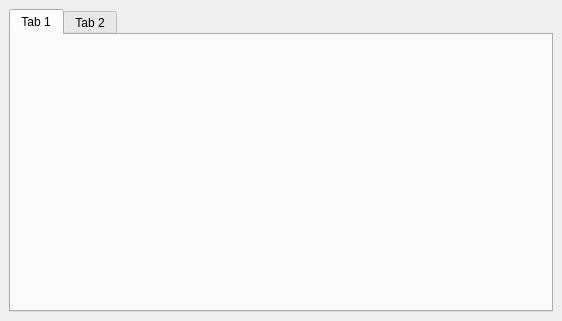
Slavjan/QTester_client, file client_widgets/rootwindow.ui: the form before one commit.
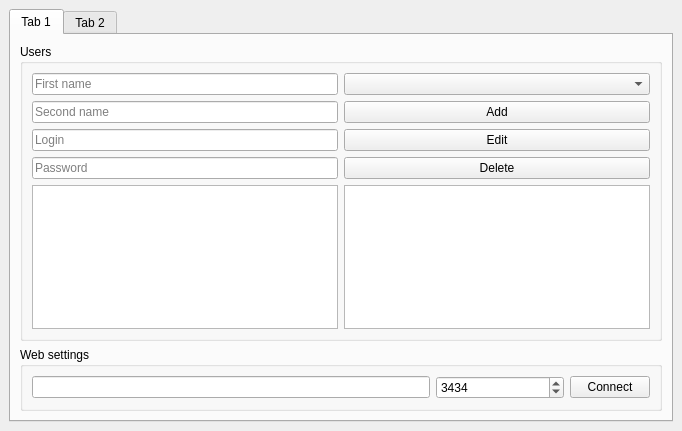
The form after the commit. The open tabs and pages were chosen to show the change.

Commit message: admin auth

The edit to the form file:
```diff
--- a/client_widgets/rootwindow.ui
+++ b/client_widgets/rootwindow.ui
@@ -6,16 +6,16 @@
    <rect>
     <x>0</x>
     <y>0</y>
-    <width>562</width>
-    <height>321</height>
+    <width>682</width>
+    <height>431</height>
    </rect>
   </property>
   <property name="windowTitle">
    <string>MainWindow</string>
   </property>
   <widget class="QWidget" name="centralwidget">
-   <layout class="QGridLayout" name="gridLayout_5">
-    <item row="0" column="0">
+   <layout class="QVBoxLayout" name="verticalLayout_9">
+    <item>
      <widget class="QStackedWidget" name="stackedWidget">
       <property name="currentIndex">
        <number>2</number>
@@ -447,10 +447,162 @@
           <property name="currentIndex">
            <number>1</number>
           </property>
-          <widget class="QWidget" name="TabWidget_Anmin_Web">
+          <widget class="QWidget" name="TabWidget_Admin_tabUsers">
+           <property name="sizePolicy">
+            <sizepolicy hsizetype="MinimumExpanding" vsizetype="Preferred">
+             <horstretch>0</horstretch>
+             <verstretch>0</verstretch>
+            </sizepolicy>
+           </property>
            <attribute name="title">
             <string>Tab 1</string>
            </attribute>
+           <layout class="QGridLayout" name="gridLayout_11">
+            <item row="0" column="0">
+             <widget class="QGroupBox" name="GroupBox_Admin_tabUsers_Users">
+              <property name="title">
+               <string>Users</string>
+              </property>
+              <layout class="QGridLayout" name="gridLayout_5">
+               <item row="0" column="0">
+                <layout class="QHBoxLayout" name="horizontalLayout_5">
+                 <item>
+                  <layout class="QVBoxLayout" name="verticalLayout_11">
+                   <item>
+                    <widget class="QLineEdit" name="LineEdit_Admin_tabUsers_firstName">
+                     <property name="placeholderText">
+                      <string>First name</string>
+                     </property>
+                    </widget>
+                   </item>
+                   <item>
+                    <widget class="QLineEdit" name="LineEdit_Admin_tabUsers_secondName">
+                     <property name="placeholderText">
+                      <string>Second name</string>
+                     </property>
+                    </widget>
+                   </item>
+                   <item>
+                    <widget class="QLineEdit" name="LineEdit_Admin_tabUsers_Login">
+                     <property name="placeholderText">
+                      <string>Login</string>
+                     </property>
+                    </widget>
+                   </item>
+                   <item>
+                    <widget class="QLineEdit" name="LineEdit_Admin_tabUsers_Password">
+                     <property name="placeholderText">
+                      <string>Password</string>
+                     </property>
+                    </widget>
+                   </item>
+                  </layout>
+                 </item>
+                 <item>
+                  <layout class="QVBoxLayout" name="verticalLayout_12">
+                   <item>
+                    <widget class="QComboBox" name="ComboBox_Admin_tabUsers_UserGroup">
+                     <property name="sizePolicy">
+                      <sizepolicy hsizetype="Expanding" vsizetype="Fixed">
+                       <horstretch>0</horstretch>
+                       <verstretch>0</verstretch>
+                      </sizepolicy>
+                     </property>
+                    </widget>
+                   </item>
+                   <item>
+                    <widget class="QPushButton" name="PushButton_Admin_tabUsers_Add">
+                     <property name="text">
+                      <string>Add</string>
+                     </property>
+                    </widget>
+                   </item>
+                   <item>
+                    <widget class="QPushButton" name="PushButton_Admin_tabUsers_Edit">
+                     <property name="text">
+                      <string>Edit</string>
+                     </property>
+                    </widget>
+                   </item>
+                   <item>
+                    <widget class="QPushButton" name="PushButton_Admin_tabUsers_Delete">
+                     <property name="text">
+                      <string>Delete</string>
+                     </property>
+                    </widget>
+                   </item>
+                  </layout>
+                 </item>
+                </layout>
+               </item>
+               <item row="1" column="0">
+                <layout class="QHBoxLayout" name="horizontalLayout_7">
+                 <item>
+                  <widget class="QTableWidget" name="TableWidget_Admin_tabUsers_usersGroups"/>
+                 </item>
+                 <item>
+                  <widget class="QTableWidget" name="TableWidget_Admin_tabUsers_Users"/>
+                 </item>
+                </layout>
+               </item>
+              </layout>
+             </widget>
+            </item>
+            <item row="1" column="0">
+             <widget class="QGroupBox" name="GroupBox_Admin_tabUsers_Web">
+              <property name="title">
+               <string>Web settings</string>
+              </property>
+              <layout class="QGridLayout" name="gridLayout_12">
+               <item row="0" column="0">
+                <widget class="QLineEdit" name="LineEdit_Admin_tabUsers_IP"/>
+               </item>
+               <item row="0" column="2">
+                <widget class="QPushButton" name="PushButton_Admin_tabUsers_Connect">
+                 <property name="text">
+                  <string>Connect</string>
+                 </property>
+                </widget>
+               </item>
+               <item row="0" column="1">
+                <widget class="QSpinBox" name="SpinBoxAdmin_tabUsers_Port">
+                 <property name="sizePolicy">
+                  <sizepolicy hsizetype="Fixed" vsizetype="Fixed">
+                   <horstretch>0</horstretch>
+                   <verstretch>0</verstretch>
+                  </sizepolicy>
+                 </property>
+                 <property name="minimumSize">
+                  <size>
+                   <width>128</width>
+                   <height>23</height>
+                  </size>
+                 </property>
+                 <property name="maximumSize">
+                  <size>
+                   <width>128</width>
+                   <height>23</height>
+                  </size>
+                 </property>
+                 <property name="minimum">
+                  <number>1616</number>
+                 </property>
+                 <property name="maximum">
+                  <number>6464</number>
+                 </property>
+                 <property name="value">
+                  <number>3434</number>
+                 </property>
+                </widget>
+               </item>
+              </layout>
+              <zorder>GroupBox_Admin_tabUsers_Users</zorder>
+              <zorder>PushButton_Admin_tabUsers_Connect</zorder>
+              <zorder>LineEdit_Admin_tabUsers_IP</zorder>
+              <zorder>SpinBoxAdmin_tabUsers_Port</zorder>
+             </widget>
+            </item>
+           </layout>
           </widget>
           <widget class="QWidget" name="TabWidget_Anmin_QuestionsBase">
            <attribute name="title">
@@ -458,55 +610,16 @@
            </attribute>
            <layout class="QGridLayout" name="gridLayout_3">
             <item row="0" column="0">
-             <layout class="QGridLayout" name="gridLayout_4">
-              <item row="0" column="1">
-               <layout class="QVBoxLayout" name="verticalLayout_2">
-                <property name="sizeConstraint">
-                 <enum>QLayout::SetMaximumSize</enum>
-                </property>
-                <item>
-                 <widget class="QTableView" name="tableView"/>
-                </item>
-                <item>
-                 <layout class="QHBoxLayout" name="horizontalLayout_7">
-                  <item>
-                   <widget class="QPushButton" name="pushButton_2">
-                    <property name="text">
-                     <string>PushButton</string>
-                    </property>
-                   </widget>
-                  </item>
-                  <item>
-                   <widget class="QLineEdit" name="lineEdit"/>
-                  </item>
-                 </layout>
-                </item>
-                <item>
-                 <layout class="QHBoxLayout" name="horizontalLayout_6">
-                  <item>
-                   <widget class="QPushButton" name="pushButton_3">
-                    <property name="text">
-                     <string>PushButton</string>
-                    </property>
-                   </widget>
-                  </item>
-                  <item>
-                   <widget class="QLineEdit" name="lineEdit_2"/>
-                  </item>
-                 </layout>
-                </item>
-               </layout>
-              </item>
-              <item row="0" column="0">
-               <widget class="QTreeWidget" name="TreeWidget_Admin_QuestionsBase">
-                <column>
-                 <property name="text">
-                  <string notr="true">1</string>
-                 </property>
-                </column>
-               </widget>
-              </item>
-             </layout>
+             <widget class="QGroupBox" name="GroupBox_Admin_tabQuestions_QuestParams">
+              <property name="title">
+               <string>Questions parameters</string>
+              </property>
+              <layout class="QGridLayout" name="gridLayout_4">
+               <item row="0" column="0">
+                <layout class="QHBoxLayout" name="HorizontalLayout_Admin_tabQuestions_QuestionsParams"/>
+               </item>
+              </layout>
+             </widget>
             </item>
            </layout>
           </widget>
```
Left out of the diff: 86 changed lines with no effect on the pictures. The commit also changes 19 other files.
